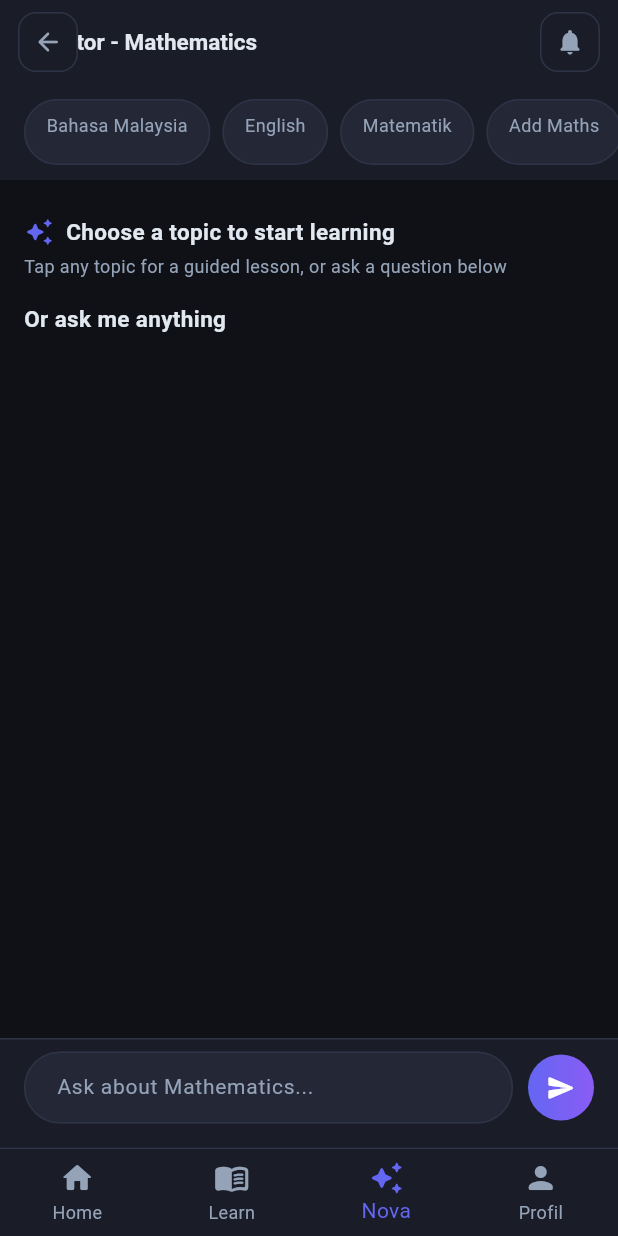
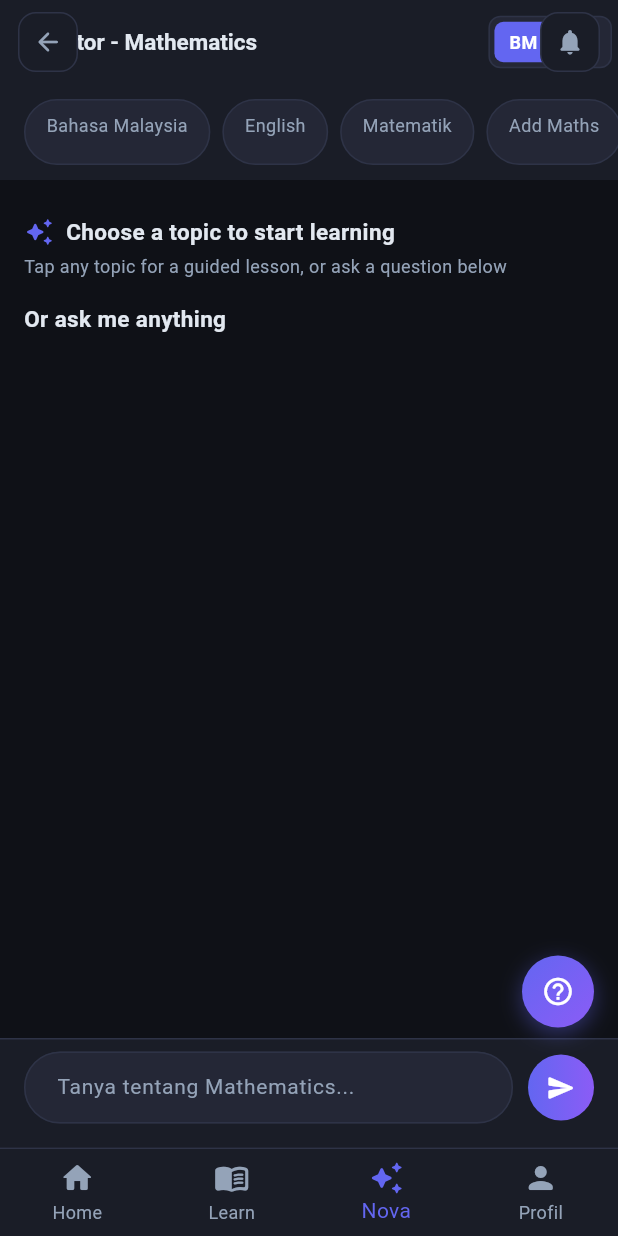
Before and after one commit to learnovamy-hub/Learnova, a Flutter app: the MainShell screen opened directly, item 3 of the bottom bar chosen, after a tap on the "send" icon, on a phone screen of 412 x 824 dp. Run offline on Flutter 3.47's test engine with Material 3 defaults, Android fonts, the phone set to English and light mode, and no system bars; our stand-ins replace audioplayers, flutter_markdown, qr_flutter, shared_preferences; missing offline and left inert: dart:html, dart:js, dart:ui_web; accounts and stored records are empty; network calls fail.

Commit message:
fix(nova): authenticate questions and add language selector
_ask() now sends Authorization: Bearer <token> so /api/ai/ask no
longer returns 401. Error handling distinguishes a server error
response (data.error present) from a missing answer field, giving
a clearer message than the previous generic fallback string.

Add BM/EN teaching-language selector to the Nova AppBar. The toggle
reads and writes the canonical teaching_language SharedPreferences
key. _tutorSession now sends both language (backward-compat) and
teaching_language (preferred) fields so the server-side priority
fix takes effect immediately.

lesson_screen.dart: Baca tab polish -- hook sentence gets a
"Situasi Sebenar" label chip; concept section wrapped in a card
container for consistent visual grouping; spacing adjusted.

main_shell.dart: remove emoji literals from break dialog and
session snackbars; localise strings to BM; add HelpButton to
scaffold (uses committed help_button -> help_screen chain).

Add test/tutor_language_test.dart (50 tests) covering the
SharedPreferences key contract, _ask() auth header and error
parsing, and faq_cache topic-isolation regression.

Co-Authored-By: Claude Sonnet 4.6 <noreply@anthropic.com>

```diff
--- a/lib/screens/ai_tutor_tab.dart
+++ b/lib/screens/ai_tutor_tab.dart
@@ -43,7 +43,7 @@ class _AITutorTabState extends State<AITutorTab> {
   String? _currentStandardCode;
   String? _currentStandardDesc;
   String? _standardsProgress;
-  String _language = 'en';
+  String _tutorLang = 'bm';
 
   @override
   void initState() {
@@ -96,7 +96,16 @@ class _AITutorTabState extends State<AITutorTab> {
 
   Future<void> _loadLanguage() async {
     final prefs = await SharedPreferences.getInstance();
-    if (mounted) setState(() => _language = prefs.getString('preferred_language') ?? 'en');
+    // teaching_language is the canonical key (CLAUDE.md); default 'bm' for SPM students
+    final stored = prefs.getString('teaching_language') ?? '';
+    if (mounted) setState(() => _tutorLang = stored == 'en' ? 'en' : 'bm');
+  }
+
+  void _switchLang(String lang) async {
+    if (_tutorLang == lang) return;
+    setState(() => _tutorLang = lang);
+    final prefs = await SharedPreferences.getInstance();
+    await prefs.setString('teaching_language', lang);
   }
 
   Future<void> _loadSuggestions() async {
@@ -174,7 +183,9 @@ class _AITutorTabState extends State<AITutorTab> {
         body: jsonEncode({
           'subject': _currentSubject, 'topic': _currentTopic,
           'message': message, 'history': history,
-          'phase': _phase, 'segment': _segment, 'language': _language,
+          'phase': _phase, 'segment': _segment,
+          'language': _tutorLang,           // backward-compat field
+          'teaching_language': _tutorLang,  // preferred field (server reads this first)
           if (widget.lessonId != null) 'lessonId': widget.lessonId,
           if (widget.lessonContext != null) 'lessonContext': widget.lessonContext,
         }),
@@ -215,9 +226,14 @@ class _AITutorTabState extends State<AITutorTab> {
     _ctrl.clear();
     _scrollToBottom();
     try {
+      final prefs = await SharedPreferences.getInstance();
+      final token = prefs.getString('token') ?? '';
       final r = await http.post(
         Uri.parse('$kApiUrl/api/ai/ask'),
-        headers: {'Content-Type': 'application/json'},
+        headers: {
+          'Content-Type': 'application/json',
+          if (token.isNotEmpty) 'Authorization': 'Bearer $token',
+        },
         body: jsonEncode({'question': question, 'subject': _currentSubject}),
       );
       final data = jsonDecode(r.body);
@@ -225,7 +241,10 @@ class _AITutorTabState extends State<AITutorTab> {
       setState(() {
         _messages.add({
           'role': 'ai',
-          'text': data['answer'] ?? 'Sorry, I could not answer that.',
+          'text': data['answer'] as String? ??
+              (data['error'] != null
+                  ? 'Something went wrong. Please try again.'
+                  : 'Sorry, I could not answer that.'),
           'example': data['example'], 'source': data['source'],
           'related_questions': (related is List) ? related.cast<String>() : <String>[],
           'wrong_subject_note': data['wrong_subject_note'],
@@ -261,6 +280,7 @@ class _AITutorTabState extends State<AITutorTab> {
         title: Text(_tutorMode && _currentTopic != null ? 'Lesson: $_currentTopic' : 'AI Tutor - $_currentSubject',
           style: const TextStyle(fontSize: 15)),
         actions: [
+          _buildLangToggle(),
           if (_tutorMode)
             TextButton(
               onPressed: () => setState(() {
@@ -589,7 +609,9 @@ class _AITutorTabState extends State<AITutorTab> {
           controller: _ctrl,
           style: const TextStyle(color: kText, fontSize: 14),
           decoration: InputDecoration(
-            hintText: _tutorMode ? 'Ask your tutor...' : 'Ask about $_currentSubject...',
+            hintText: _tutorMode
+              ? (_tutorLang == 'en' ? 'Ask your tutor...' : 'Tanya Nova kamu...')
+              : (_tutorLang == 'en' ? 'Ask about $_currentSubject...' : 'Tanya tentang $_currentSubject...'),
             hintStyle: const TextStyle(color: kMuted),
             filled: true, fillColor: kSurface2,
             border:        OutlineInputBorder(borderRadius: BorderRadius.circular(24), borderSide: const BorderSide(color: kBorder)),
@@ -611,6 +633,41 @@ class _AITutorTabState extends State<AITutorTab> {
     );
   }
 
+  Widget _buildLangToggle() {
+    return Container(
+      margin: const EdgeInsets.only(right: 4),
+      padding: const EdgeInsets.all(3),
+      decoration: BoxDecoration(
+        color: kSurface2,
+        borderRadius: BorderRadius.circular(8),
+        border: Border.all(color: kBorder),
+      ),
+      child: Row(mainAxisSize: MainAxisSize.min, children: [
+        _langBtn('BM', 'bm'),
+        _langBtn('EN', 'en'),
+      ]),
+    );
+  }
+
+  Widget _langBtn(String label, String lang) {
+    final active = _tutorLang == lang;
+    return GestureDetector(
+      onTap: () => _switchLang(lang),
+      child: AnimatedContainer(
+        duration: const Duration(milliseconds: 150),
+        padding: const EdgeInsets.symmetric(horizontal: 10, vertical: 5),
+        decoration: BoxDecoration(
+          color: active ? kPrimary : Colors.transparent,
+          borderRadius: BorderRadius.circular(6),
+        ),
+        child: Text(label, style: TextStyle(
+          color: active ? Colors.white : kMuted,
+          fontSize: 12, fontWeight: FontWeight.w700,
+        )),
+      ),
+    );
+  }
+
   @override
   void dispose() {
     _ctrl.dispose();
--- a/lib/screens/main_shell.dart
+++ b/lib/screens/main_shell.dart
@@ -9,6 +9,7 @@ import 'subject_screen.dart';
 import 'ai_tutor_tab.dart';
 import 'profile_tab.dart';
 import 'notifications_screen.dart';
+import '../widgets/help_button.dart';
 
 class MainShell extends StatefulWidget {
   final String initialSubject;
@@ -107,8 +108,6 @@ class MainShellState extends State<MainShell> {
         child: Column(mainAxisSize: MainAxisSize.min, children: [
           Container(width: 40, height: 4, decoration: BoxDecoration(color: kBorder, borderRadius: BorderRadius.circular(2))),
           const SizedBox(height: 20),
-          const Text('⏸️', style: TextStyle(fontSize: 36)),
-          const SizedBox(height: 12),
           const Text('Time for a quick break!',
             style: TextStyle(color: kText, fontSize: 18, fontWeight: FontWeight.w800)),
           const SizedBox(height: 8),
@@ -123,7 +122,7 @@ class MainShellState extends State<MainShell> {
                 side: const BorderSide(color: kPrimary),
                 padding: const EdgeInsets.symmetric(vertical: 14),
                 shape: RoundedRectangleBorder(borderRadius: BorderRadius.circular(12))),
-              child: const Text('Take a break 🧃', style: TextStyle(color: kPrimary, fontWeight: FontWeight.w700)),
+              child: const Text('Rehat Sebentar', style: TextStyle(color: kPrimary, fontWeight: FontWeight.w700)),
             )),
             const SizedBox(width: 12),
             Expanded(child: ElevatedButton(
@@ -148,7 +147,7 @@ class MainShellState extends State<MainShell> {
       if (_breakElapsed >= _breakDuration) _endBreak(auto: true);
     });
     ScaffoldMessenger.of(context).showSnackBar(const SnackBar(
-      content: Text('Session paused — enjoy your break! 🧃'),
+      content: Text('Sesi dijeda. Rehat sebentar.'),
       backgroundColor: kSurface2,
       duration: Duration(seconds: 3),
     ));
@@ -160,7 +159,7 @@ class MainShellState extends State<MainShell> {
     setState(() => _onBreak = false);
     if (auto) {
       ScaffoldMessenger.of(context).showSnackBar(const SnackBar(
-        content: Text("Break over — welcome back! Let's continue 💪"),
+        content: Text('Rehat selesai. Sambung belajar.'),
         backgroundColor: Color(0xFF059669),
         duration: Duration(seconds: 3),
       ));
@@ -170,7 +169,7 @@ class MainShellState extends State<MainShell> {
   void _showWarningBanner() {
     if (!mounted) return;
     ScaffoldMessenger.of(context).showSnackBar(const SnackBar(
-      content: Text('⏰ 15 minutes left — let\'s wrap up this topic strong!'),
+      content: Text('15 minit berbaki. Sila lengkapkan topik yang sedang dipelajari.'),
       backgroundColor: Color(0xFFD97706),
       duration: Duration(seconds: 6),
     ));
@@ -187,7 +186,7 @@ class MainShellState extends State<MainShell> {
       builder: (_) => AlertDialog(
         backgroundColor: kSurface,
         shape: RoundedRectangleBorder(borderRadius: BorderRadius.circular(20)),
-        title: const Text("Session complete! 🎉", style: TextStyle(color: kText, fontWeight: FontWeight.w800)),
+        title: const Text('Sesi Belajar Selesai', style: TextStyle(color: kText, fontWeight: FontWeight.w800)),
         content: Text(
           "You've hit 75 minutes — amazing dedication, $_selectedSubject warrior!\n\nTime for your end-of-session quiz to lock in what you learned.",
           style: const TextStyle(color: kMuted, height: 1.55)),
@@ -221,9 +220,6 @@ class MainShellState extends State<MainShell> {
     const SubjectScreen(),
     AITutorTab(
       selectedSubject: _selectedSubject,
-      initialTopic: _preReadTopic,
-      preRead: _preRead,
-      lessonContext: _lessonContext,
     ),
     const ProfileTab(),
   ];
@@ -261,6 +257,8 @@ class MainShellState extends State<MainShell> {
               ),
             ),
           ),
+        // Help & Feedback button — visible on all tabs
+        HelpButton(subjectContext: _selectedSubject, pageContext: 'main_shell'),
         // Notification bell overlay in top-right (hidden on Profil tab)
         if (currentIndex != 3)
         Positioned(
```
Also changed, not shown: lib/screens/lesson_screen.dart (+122 -50 lines), 1 other file.
